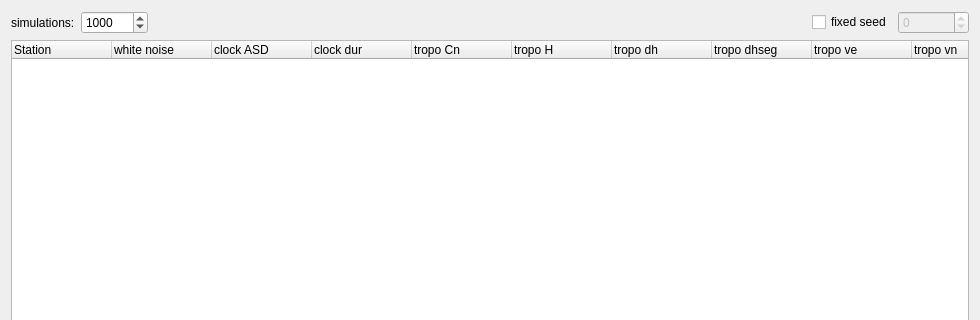
TUW-VieVS/VieSchedppGUI, file Widgets/simulator.ui: the form before one commit; both pictures show x 0 to 980 and y 0 to 320 of the 980 by 583 pixel window.
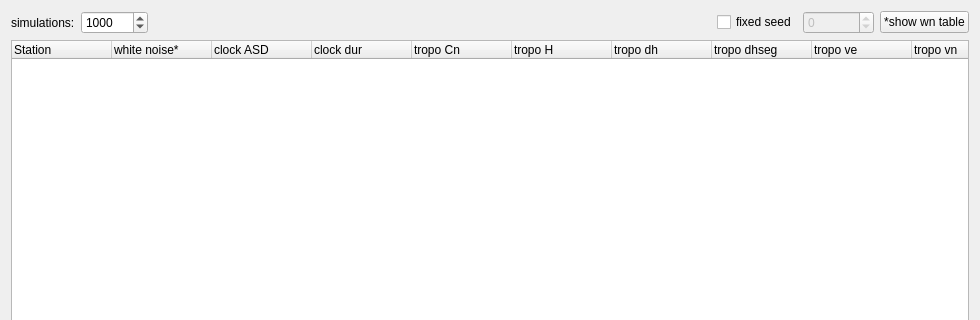
The form after the commit.

Diff of the .ui file:
```diff
--- a/Widgets/simulator.ui
+++ b/Widgets/simulator.ui
@@ -81,6 +81,13 @@
        </property>
       </widget>
      </item>
+     <item>
+      <widget class="QPushButton" name="pushButton_wnTable">
+       <property name="text">
+        <string>*show wn table</string>
+       </property>
+      </widget>
+     </item>
     </layout>
    </item>
    <item>
@@ -92,7 +99,7 @@
      </column>
      <column>
       <property name="text">
-       <string>white noise</string>
+       <string>white noise*</string>
       </property>
      </column>
      <column>
```
